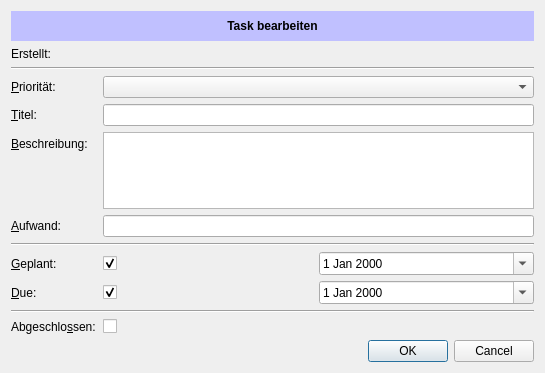
The window that src/widgets/ui/taskeditwidget.ui (choenig/tingy) describes before a commit, drawn with Qt 5.
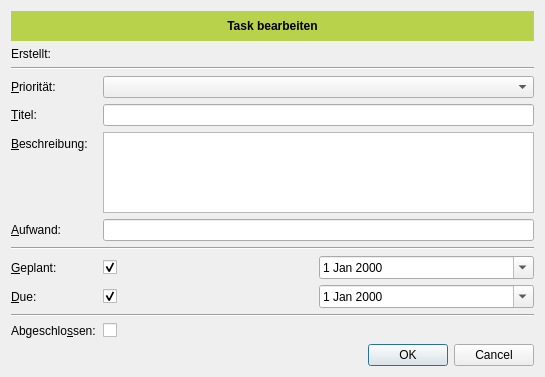
The same window after the commit.

The edit to the form file:
```diff
--- a/src/widgets/ui/taskeditwidget.ui
+++ b/src/widgets/ui/taskeditwidget.ui
@@ -7,7 +7,7 @@
     <x>0</x>
     <y>0</y>
     <width>545</width>
-    <height>373</height>
+    <height>377</height>
    </rect>
   </property>
   <property name="windowTitle">
@@ -40,9 +40,9 @@
         <colorrole role="Window">
          <brush brushstyle="SolidPattern">
           <color alpha="255">
-           <red>192</red>
-           <green>192</green>
-           <blue>255</blue>
+           <red>184</red>
+           <green>210</green>
+           <blue>76</blue>
           </color>
          </brush>
         </colorrole>
@@ -60,9 +60,9 @@
         <colorrole role="Window">
          <brush brushstyle="SolidPattern">
           <color alpha="255">
-           <red>192</red>
-           <green>192</green>
-           <blue>255</blue>
+           <red>184</red>
+           <green>210</green>
+           <blue>76</blue>
           </color>
          </brush>
         </colorrole>
@@ -71,18 +71,18 @@
         <colorrole role="Base">
          <brush brushstyle="SolidPattern">
           <color alpha="255">
-           <red>192</red>
-           <green>192</green>
-           <blue>255</blue>
+           <red>184</red>
+           <green>210</green>
+           <blue>76</blue>
           </color>
          </brush>
         </colorrole>
         <colorrole role="Window">
          <brush brushstyle="SolidPattern">
           <color alpha="255">
-           <red>192</red>
-           <green>192</green>
-           <blue>255</blue>
+           <red>184</red>
+           <green>210</green>
+           <blue>76</blue>
           </color>
          </brush>
         </colorrole>
```
